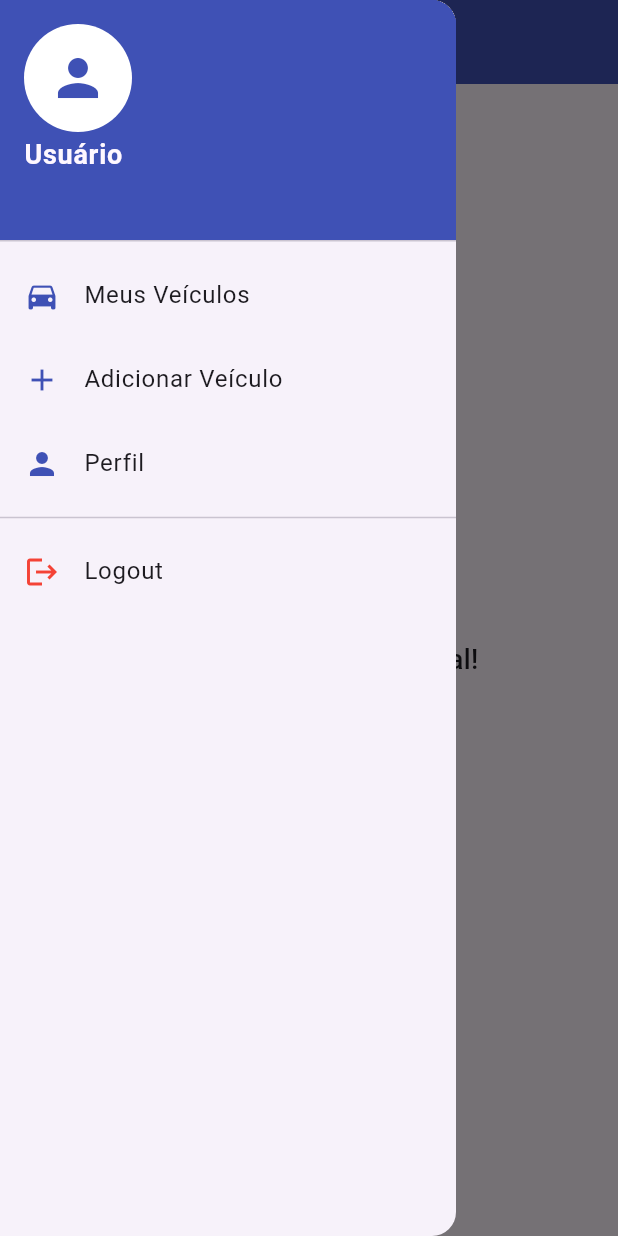
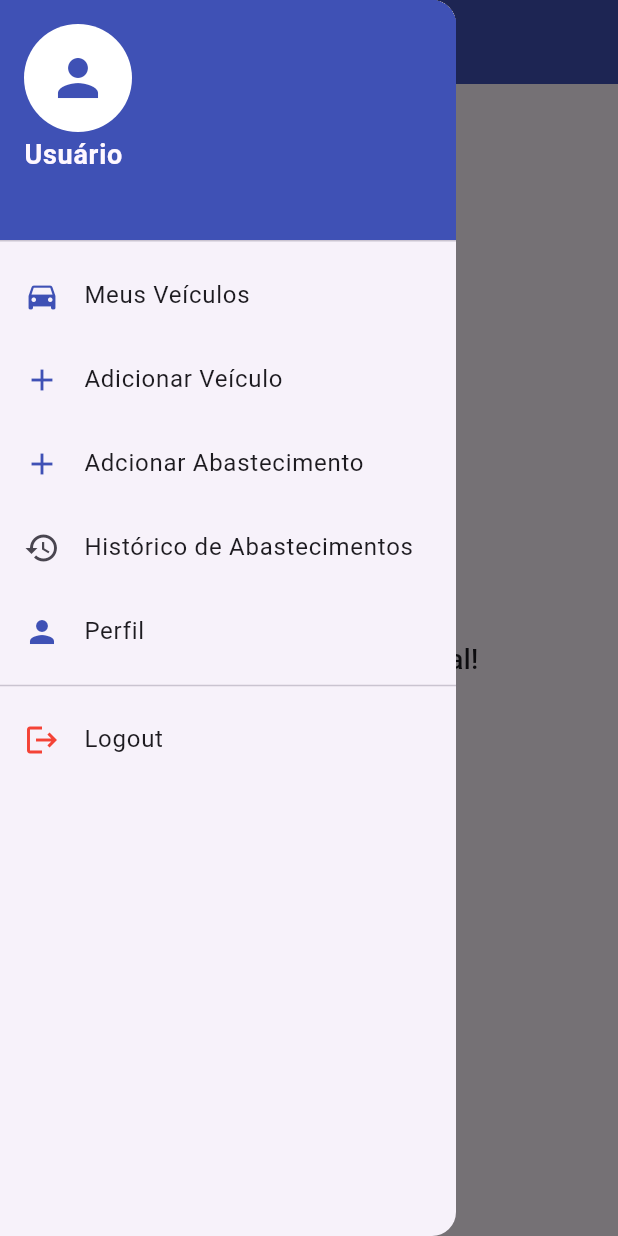
Before and after one commit to zPolga/ProvaControleAbastecimento, a Flutter app: the MyHomePage screen opened directly, with the side drawer open, on a phone screen of 412 x 824 dp. Run offline on Flutter 3.47's test engine with Material 3 defaults, Android fonts, the light colour scheme and no system bars; our stand-ins replace cloud_firestore, firebase_auth, firebase_core; accounts and stored records are empty.

Commit message:
Commit Abastecimento

```diff
--- /dev/null
+++ b/lib/abastecimento/calculoAbastecimento.dart
@@ -0,0 +1,11 @@
+double calcularMediaConsumo(List<Map<String, dynamic>> abastecimentos) {
+  double totalKm = 0;
+  double totalLitros = 0;
+
+  for (var i = 1; i < abastecimentos.length; i++) {
+    totalKm += abastecimentos[i]['km'] - abastecimentos[i - 1]['km'];
+    totalLitros += abastecimentos[i]['litros'];
+  }
+
+  return totalKm / totalLitros; // Retorna km/l
+}
--- a/lib/telaPrincipal.dart
+++ b/lib/telaPrincipal.dart
@@ -1,5 +1,8 @@
 import 'package:firebase_auth/firebase_auth.dart';
 import 'package:flutter/material.dart';
+import 'abastecimento/HistoricoAbastecimento.dart';
+import 'abastecimento/adcionarAbastecimento.dart';
+import 'abastecimento/calculoAbastecimento.dart';
 import 'funcoes/adcionarVeiculo.dart';
 import 'funcoes/listaVeiculos.dart';
 import 'login.dart';
@@ -80,6 +83,20 @@ class _MyHomePageState extends State<MyHomePage> {
               },
             ),
             ListTile(
+              leading: Icon(Icons.add, color: Colors.indigo),
+              title: Text("Adcionar Abastecimento"),
+            ),
+            ListTile(
+              leading: Icon(Icons.history),
+              title: Text("Histórico de Abastecimentos"),
+              onTap: () {
+                Navigator.push(
+                  context,
+                  MaterialPageRoute(builder: (context) => HistoricoAbastecimentos(veiculoId: "ID_DO_VEICULO")),
+                );
+              },
+            ),
+            ListTile(
               leading: Icon(Icons.person, color: Colors.indigo),
               title: Text("Perfil"),
               onTap: () {
```
Also changed, not shown: lib/abastecimento/HistoricoAbastecimento.dart (added, +42 -0 lines), lib/abastecimento/adcionarAbastecimento.dart (added, +58 -0 lines).
